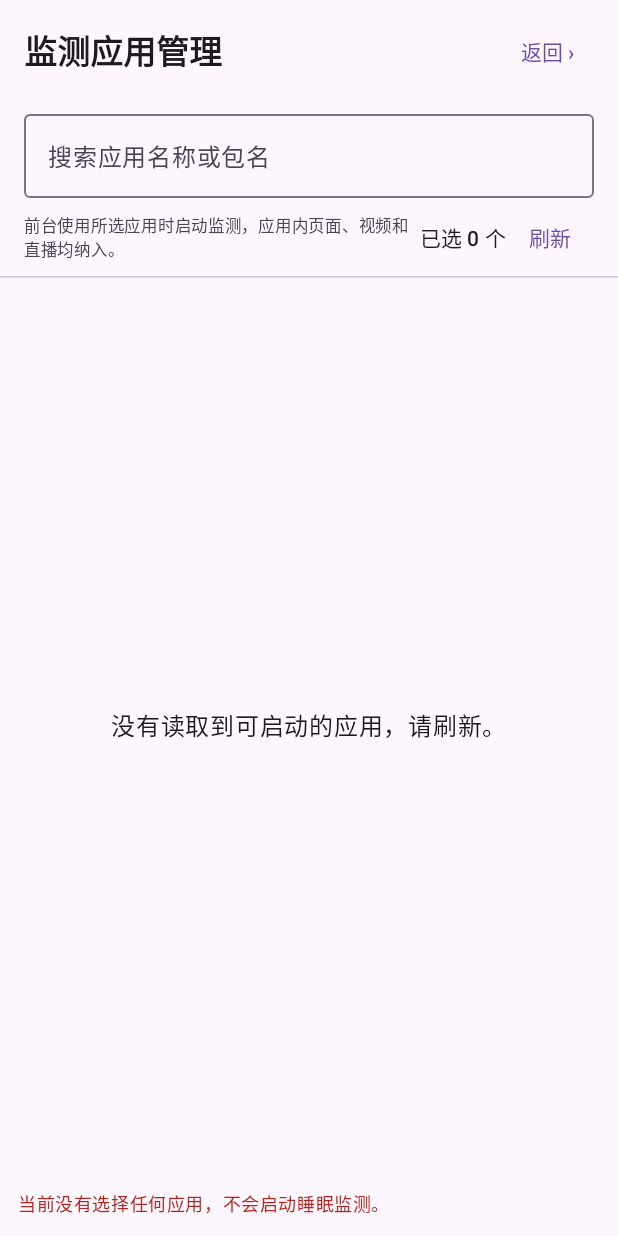
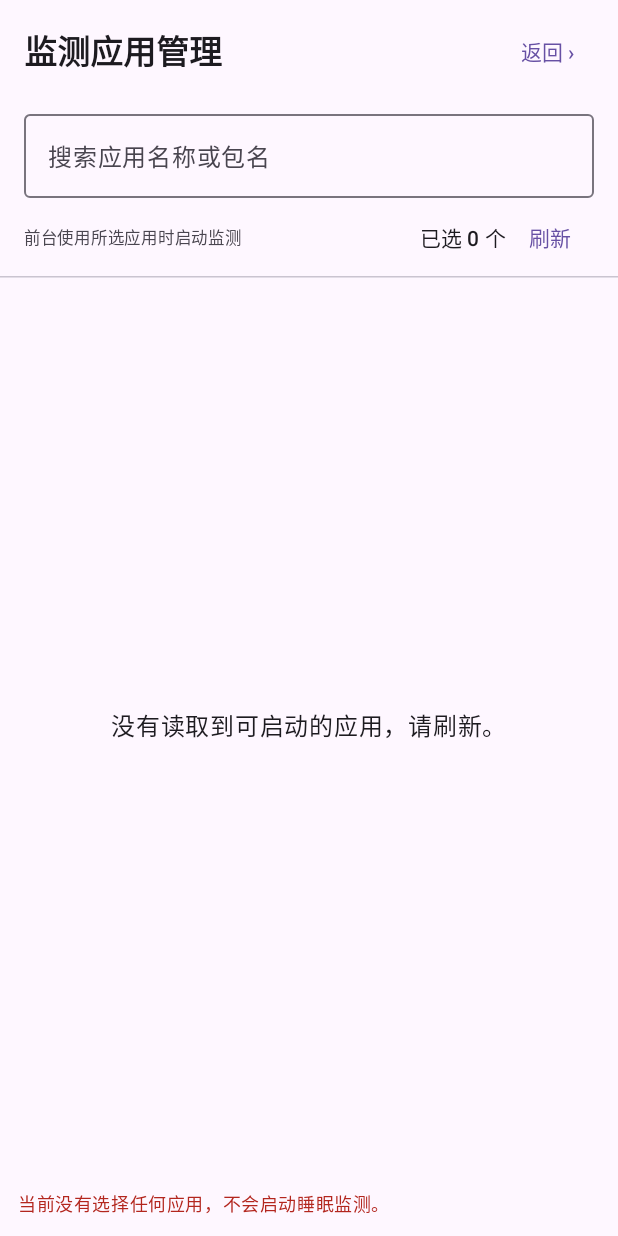
Before and after one commit to Aiccest/SleepGuard-Android, an Android app built with Jetpack Compose: the screen it shows after launch (MainActivity), after a tap on "监测应用管理", on a phone screen of 412 x 824 dp. Run offline under Robolectric (Android 15) with nearby library versions, the phone set to English and light mode, and no system bars; libraries missing offline, so code that uses them is left out: androidx.camera.core, androidx.camera.lifecycle, com.google.mlkit.vision; 3 other taps on this screen came first.

Commit message:
Adjust app logo size and simplify monitor hint

```diff
--- a/app/src/main/java/com/sleepmate/app/MainActivity.kt
+++ b/app/src/main/java/com/sleepmate/app/MainActivity.kt
@@ -247,7 +247,7 @@ private fun HomeScreen(
             Image(
                 painter = painterResource(R.drawable.ic_sleepguard_foreground),
                 contentDescription = "SleepMate 正式图标",
-                modifier = Modifier.size(44.dp).padding(2.dp),
+                modifier = Modifier.size(62.dp),
                 contentScale = ContentScale.Fit
             )
             Spacer(Modifier.width(12.dp))
@@ -391,7 +391,7 @@ private fun MonitorAppsScreen(
             verticalAlignment = Alignment.CenterVertically
         ) {
             Text(
-                "前台使用所选应用时启动监测，应用内页面、视频和直播均纳入。",
+                "前台使用所选应用时启动监测",
                 modifier = Modifier.weight(1f),
                 style = MaterialTheme.typography.labelSmall,
                 color = MaterialTheme.colorScheme.onSurfaceVariant
@@ -503,7 +503,7 @@ private fun AboutScreen(activity: MainActivity, onBack: () -> Unit) {
             Image(
                 painter = painterResource(R.drawable.ic_sleepguard_foreground),
                 contentDescription = "SleepMate 正式图标",
-                modifier = Modifier.size(60.dp).padding(4.dp),
+                modifier = Modifier.size(62.dp),
                 contentScale = ContentScale.Fit
             )
             Text("SleepMate", style = MaterialTheme.typography.headlineMedium, fontWeight = FontWeight.Bold)
```
